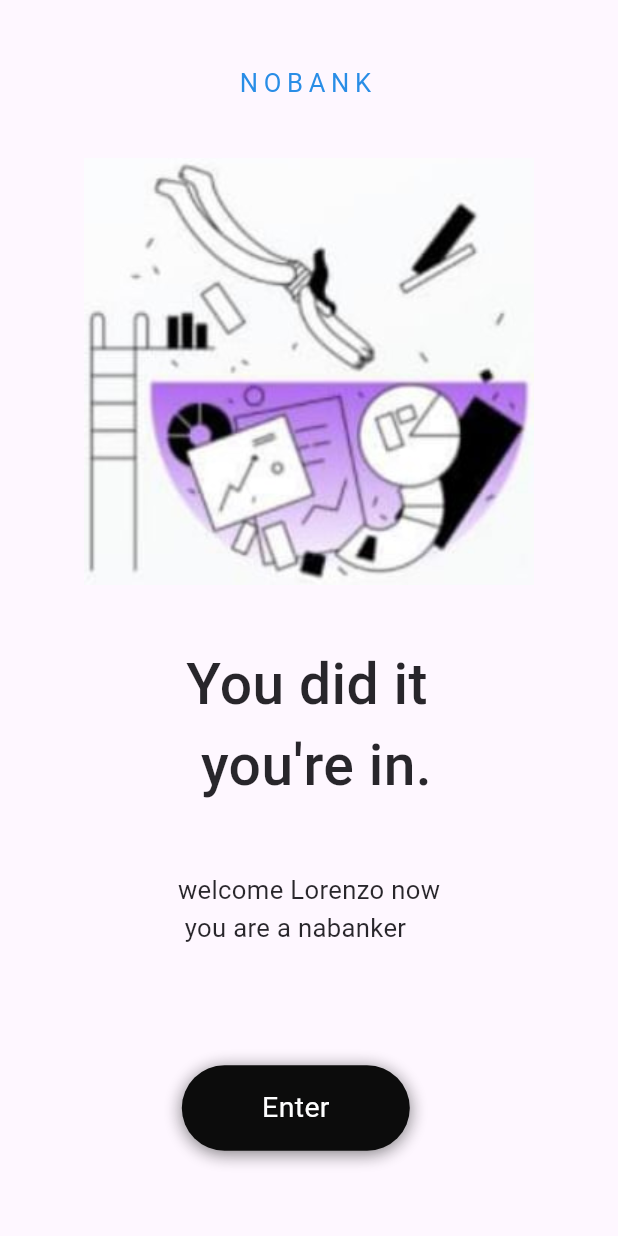
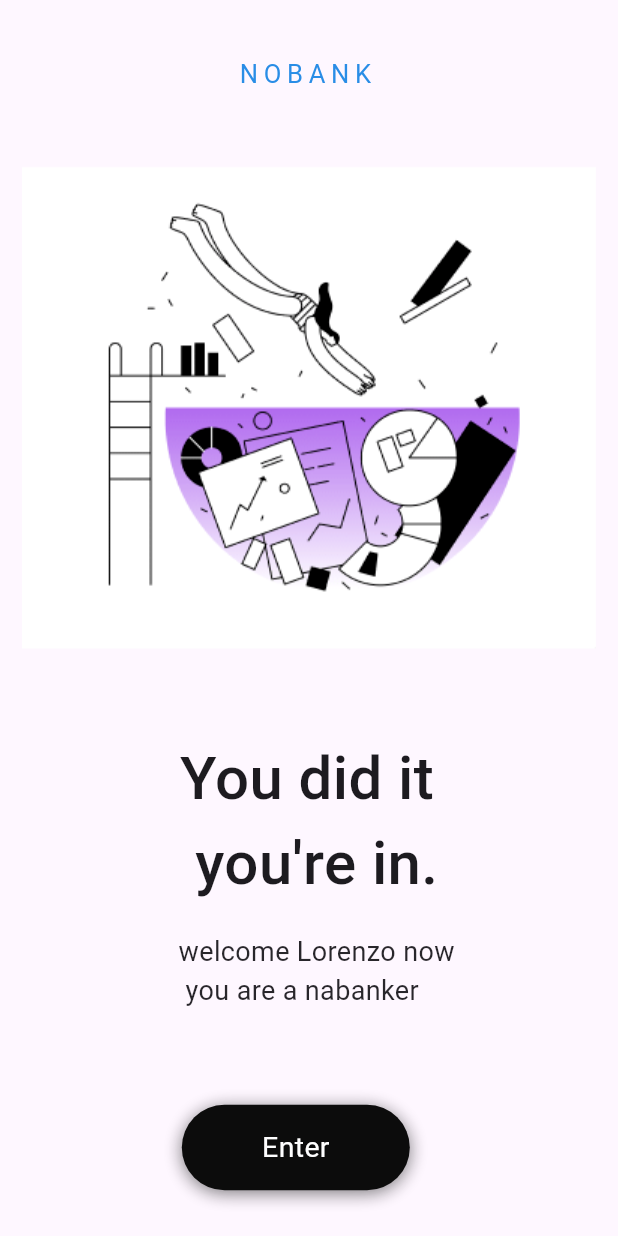
Before and after one commit to dadaxon1106/animation_homework, a Flutter app: the ThirdPage screen opened directly, on a phone screen of 412 x 824 dp. Run offline on Flutter 3.47's test engine with Material 3 defaults, Android fonts, the phone set to English and light mode, and no system bars.

Commit message:
changed projects

```diff
--- a/lib/pages/homepage/home_view.dart
+++ b/lib/pages/homepage/home_view.dart
@@ -67,7 +67,7 @@ class _HomePageState extends State<HomePage> with TickerProviderStateMixin {
               ),
               SlideTransition(
                 position: Tween(
-                  begin: const Offset(-2, -2),
+                  begin: const Offset(2, -2),
                   end: const Offset(0, 0),
                 ).animate(controller),
                 child: const Text(
--- a/lib/pages/thirdpage/third_page.dart
+++ b/lib/pages/thirdpage/third_page.dart
@@ -27,7 +27,7 @@ class _ThirdPageState extends State<ThirdPage> with TickerProviderStateMixin {
     );
     controller3 = AnimationController(
       vsync: this,
-      duration: const Duration(seconds: 2),
+      duration: const Duration(seconds: 1),
     );
     _animation = Tween(begin: 0.0, end: 1.0).animate(controller);
     _animation2 = Tween(begin: 0.0, end: 1.0).animate(controller2);
@@ -43,7 +43,7 @@ class _ThirdPageState extends State<ThirdPage> with TickerProviderStateMixin {
     return Scaffold(
       body: Center(
         child: Padding(
-          padding: const EdgeInsets.all(8.0),
+          padding: const EdgeInsets.only(top: 20),
           child: Column(
             mainAxisAlignment: MainAxisAlignment.spaceEvenly,
             // crossAxisAlignment: CrossAxisAlignment.start,
@@ -67,11 +67,11 @@ class _ThirdPageState extends State<ThirdPage> with TickerProviderStateMixin {
                 scale: _animation,
                 child: FadeTransition(
                   opacity: _animation,
-                  child: Image.asset("assets/images/photo_second.jpg"),
+                  child: Image.asset("assets/images/second_image.png"),
                 ),
               ),
               Padding(
-                padding: const EdgeInsets.all(1),
+                padding: const EdgeInsets.only(top: 10),
                 child: ScaleTransition(
                   scale: _animation3,
                   child: FadeTransition(
@@ -93,7 +93,7 @@ class _ThirdPageState extends State<ThirdPage> with TickerProviderStateMixin {
                 child: FadeTransition(
                   opacity: _animation2,
                   child: const Padding(
-                    padding: EdgeInsets.only(bottom: 40),
+                    padding: EdgeInsets.only(bottom: 40, left: 10),
                     child: Text(
                       "welcome Lorenzo now\n you are a nabanker",
                       // textAlign: TextAlign.center,
```
Also changed, not shown: assets/images/main_image.jpg (added), assets/images/second_image.png (added).
